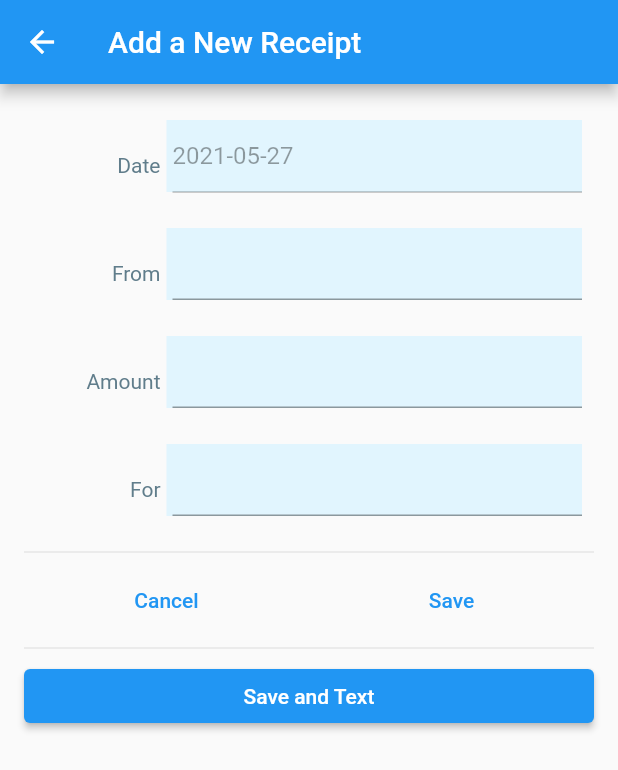
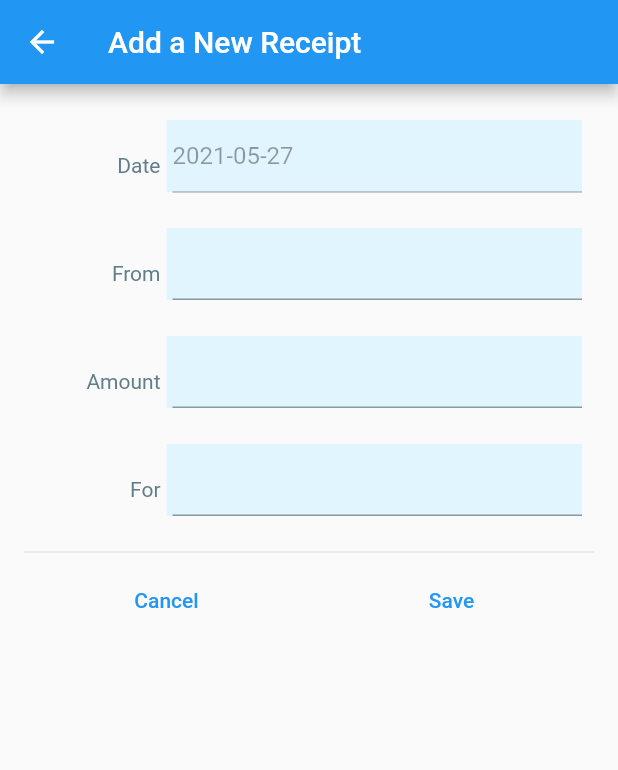
Before and after one commit to thomaslsimpson/rcpt, a Flutter app: the AddRCPTPage screen opened directly, on a phone screen of 412 x 824 dp. Shown: the top 770 px of the screen. Run offline on Flutter 3.47's test engine with Material 2 defaults, Android fonts, the phone set to English and light mode, and no system bars; our stand-ins replace hive, hive_flutter; missing offline and left inert: flutter_sms; accounts and stored records are empty.

Commit message:
removed sms and contacts for now

```diff
--- a/lib/main.dart
+++ b/lib/main.dart
@@ -127,6 +127,7 @@ class MainPageStateWidget extends State<MainPage> {
 
           return ListView.builder(
             //reverse: true,
+            padding: const EdgeInsets.fromLTRB(0, 0, 0, 128),
             itemCount: rcptList.length,
             itemBuilder: (context, index) {
               var rcptData = rcptList[index];
@@ -231,7 +232,7 @@ class _AddRCPTPageState extends State<AddRCPTPage> {
                   ),
                 ]
               ),
-              Divider(),
+/*              Divider(),
               Row(
                 children: [
                   Expanded(
@@ -246,6 +247,7 @@ class _AddRCPTPageState extends State<AddRCPTPage> {
                   ),
                 ],
               ),
+              */
             ],
           ),
         ),
```
